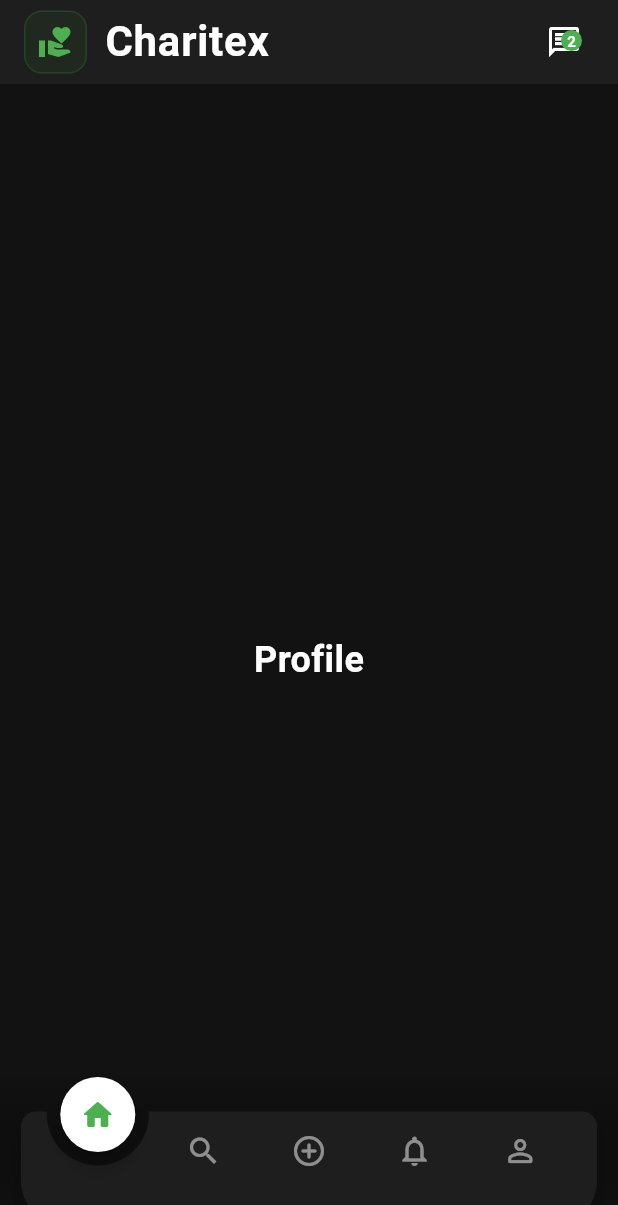
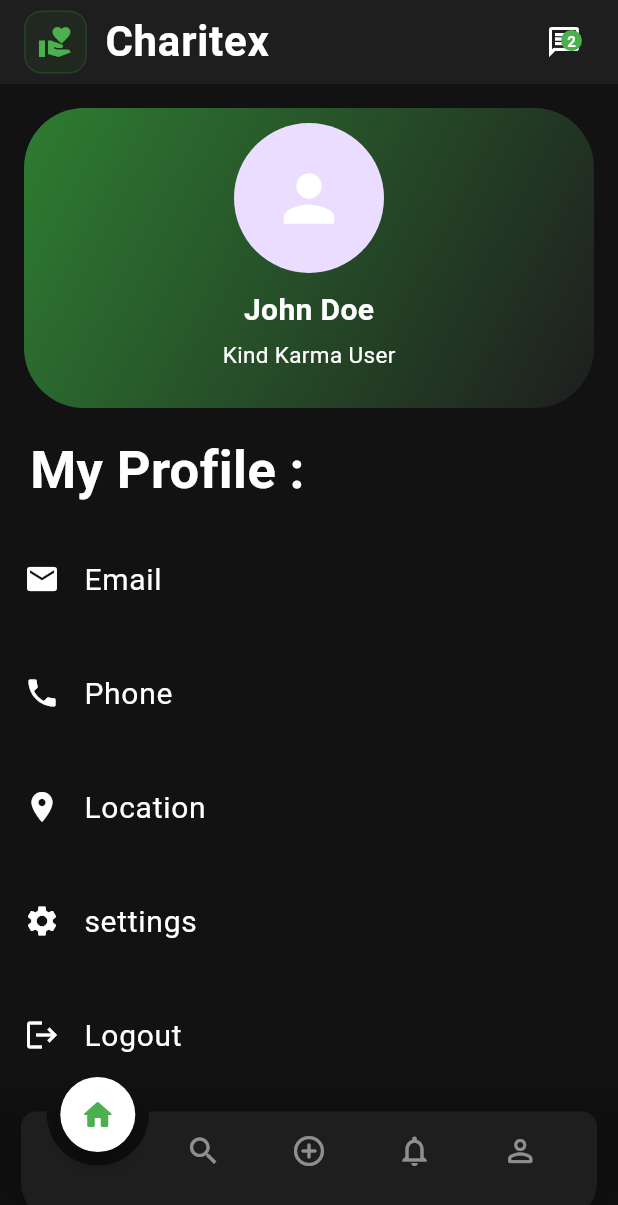
Before and after one commit to PredatorXxRIPxX/KindKarma, a Flutter app: the screen it shows after launch, swiped to page 5, on a phone screen of 412 x 824 dp. Shown: the top 1205 px of the screen. Run offline on Flutter 3.47's test engine with Material 3 defaults, Android fonts, the phone set to English and light mode, and no system bars; drawn by our look-alikes of animated_notch_bottom_bar; our stand-ins replace appwrite, flutter_dotenv, lottie.

Commit message:
add some changing

```diff
--- a/lib/view/home.dart
+++ b/lib/view/home.dart
@@ -1,5 +1,6 @@
 import 'package:flutter/material.dart';
 import 'package:animated_notch_bottom_bar/animated_notch_bottom_bar/animated_notch_bottom_bar.dart';
+import 'package:kindkarma/view/profile.dart';
 
 class MyHomePage extends StatefulWidget {
   const MyHomePage({super.key});
@@ -333,19 +334,7 @@ class _MyHomePageState extends State<MyHomePage> {
   }
 
   Widget _buildProfilePage() {
-    return Container(
-      color: darkBackground,
-      child: const Center(
-        child: Text(
-          'Profile',
-          style: TextStyle(
-            color: Colors.white,
-            fontSize: 24,
-            fontWeight: FontWeight.bold,
-          ),
-        ),
-      ),
-    );
+    return const Profile();
   }
 
   Widget _buildBottomBar() {
--- /dev/null
+++ b/lib/view/profile.dart
@@ -0,0 +1,177 @@
+import 'package:flutter/material.dart';
+import 'package:kindkarma/utils/utility.dart';
+import 'package:kindkarma/view/settings.dart';
+
+class Profile extends StatefulWidget {
+  const Profile({super.key});
+
+  @override
+  State<Profile> createState() => _ProfileState();
+}
+
+class _ProfileState extends State<Profile> {
+  @override
+  Widget build(BuildContext context) {
+    return Container(
+      width: double.infinity,
+      height: double.infinity,
+      child: Column(
+        children: [
+          Padding(
+            padding: const EdgeInsets.all(16.0),
+            child: ClipRRect(
+              borderRadius: BorderRadius.circular(40),
+              child: Container(
+                width: double.infinity,
+                height: 200,
+                padding: const EdgeInsets.all(10),
+                decoration: const BoxDecoration(
+                    gradient: LinearGradient(
+                        colors: [accentColor, surfaceColor],
+                        begin: Alignment.topLeft,
+                        end: Alignment.bottomRight)),
+                child: const Column(
+                  children: [
+                    CircleAvatar(
+                      radius: 50,
+                      child: Icon(
+                        Icons.person,
+                        size: 50,
+                        color: Colors.white,
+                      ),
+                    ),
+                    SizedBox(
+                      height: 10,
+                    ),
+                    Text(
+                      'John Doe',
+                      style: TextStyle(
+                          color: Colors.white,
+                          fontSize: 20,
+                          fontWeight: FontWeight.bold),
+                    ),
+                    SizedBox(
+                      height: 5,
+                    ),
+                    Text(
+                      'Kind Karma User',
+                      style: TextStyle(
+                          color: Colors.white,
+                          fontSize: 15,
+                          fontWeight: FontWeight.w400),
+                    ),
+                  ],
+                ),
+              ),
+            ),
+          ),
+          const Row(
+            children: [
+              SizedBox(
+                width: 20,
+              ),
+              Text(
+                'My Profile :',
+                textAlign: TextAlign.left,
+                style: TextStyle(
+                    color: Colors.white,
+                    fontSize: 35,
+                    fontWeight: FontWeight.bold),
+              ),
+            ],
+          ),
+          const SizedBox(
+            height: 20,
+          ),
+          const ListTile(
+            leading: Icon(
+              Icons.email,
+              color: Colors.white,
+            ),
+            title: Text(
+              'Email',
+              style: TextStyle(color: Colors.white, fontSize: 20),
+            ),
+          ),
+          const SizedBox(
+            height: 20,
+          ),
+          const ListTile(
+            leading: Icon(
+              Icons.phone,
+              color: Colors.white,
+            ),
+            title: Text(
+              'Phone',
+              style: TextStyle(color: Colors.white, fontSize: 20),
+            ),
+          ),
+          const SizedBox(
+            height: 20,
+          ),
+          const ListTile(
+            leading: Icon(
+              Icons.location_on,
+              color: Colors.white,
+            ),
+            title: Text(
+              'Location',
+              style: TextStyle(color: Colors.white, fontSize: 20),
+            ),
+          ),
+          const SizedBox(
+            height: 20,
+          ),
+          ListTile(
+            leading: const Icon(
+              Icons.settings,
+              color: Colors.white,
+            ),
+            title: const Text(
+              'settings',
+              style: TextStyle(color: Colors.white, fontSize: 20),
+            ),
+            onTap: () {
+              Navigator.push(context,
+                  MaterialPageRoute(builder: (context) => const Settings()));
+            },
+          ),
+          const SizedBox(
+            height: 20,
+          ),
+          ListTile(
+            leading: const Icon(
+              Icons.logout,
+              color: Colors.white,
+            ),
+            title: const Text(
+              'Logout',
+              style: TextStyle(color: Colors.white, fontSize: 20),
+            ),
+            onTap: () {
+              showDialog(
+                  context: context,
+                  builder: (context) => AlertDialog(
+                        title: const Text('Logout'),
+                        content: const Text('Are you sure you want to logout?'),
+                        actions: [
+                          TextButton(
+                              onPressed: () {
+                                Navigator.pop(context);
+                              },
+                              child: const Text('No')),
+                          TextButton(
+                              onPressed: () {
+                                Navigator.pop(context);
+                                Navigator.pop(context);
+                              },
+                              child: const Text('Yes')),
+                        ],
+                      ));
+            },
+          ),
+        ],
+      ),
+    );
+  }
+}
```
Also changed, not shown: lib/view/settings.dart (added, +98 -0 lines).
